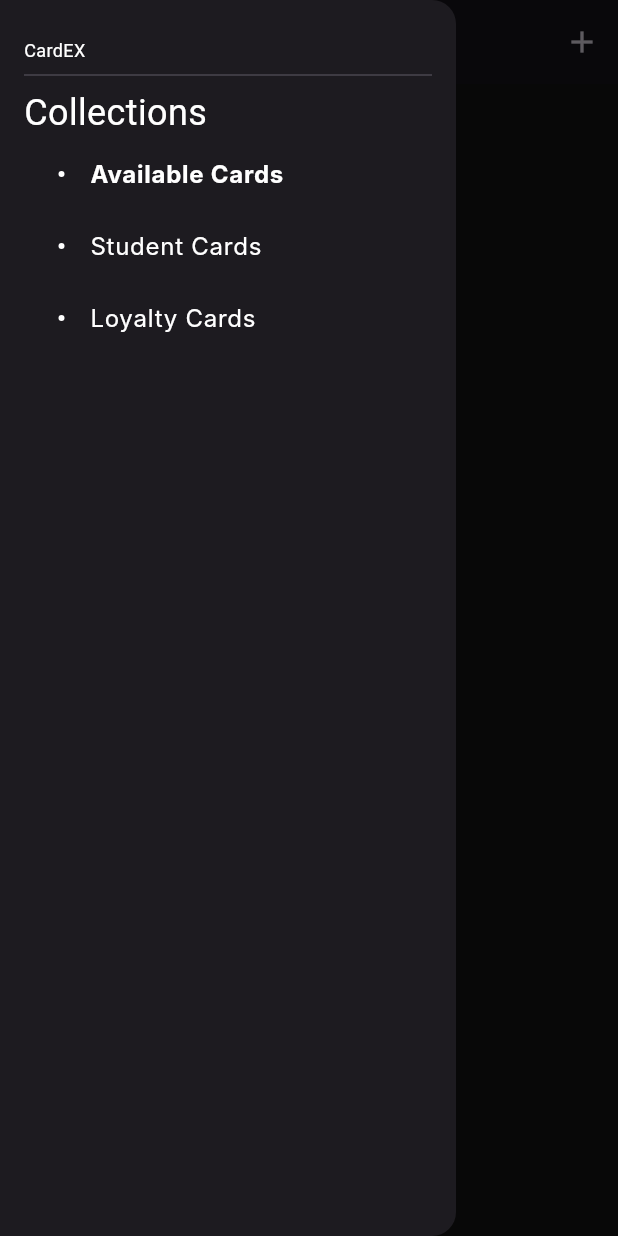
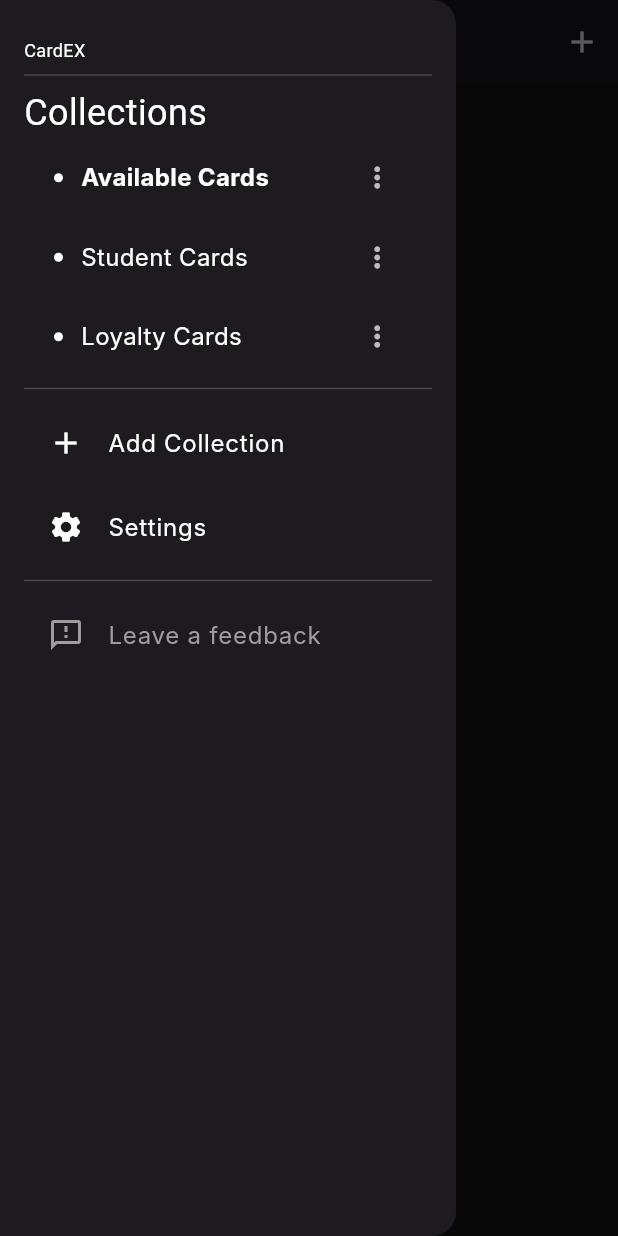
Before and after one commit to YakupAtahanov/Cardex, a Flutter app: the screen it shows after launch, with the side drawer open, on a phone screen of 412 x 824 dp. Run offline on Flutter 3.47's test engine with Material 3 defaults, Android fonts, the light colour scheme and no system bars; Roboto replaces fonts that are missing (Inter, Sora).

Commit message:
Enhancements on frontend #2
Added more buttons. Stylized the buttons. Made a little more responsive.

```diff
--- a/cardex/lib/widgets/collection_tile.dart
+++ b/cardex/lib/widgets/collection_tile.dart
@@ -4,32 +4,65 @@ import 'package:cardex/themes/text_styles.dart';
 class CollectionTile extends StatelessWidget {
   final String name;
   final bool isSelected;
-  final VoidCallback onTap;
+  final VoidCallback onTap, onMore;
 
   const CollectionTile({
     super.key,
     required this.name,
     required this.isSelected,
     required this.onTap,
+    required this.onMore,
   });
 
   @override
   Widget build(BuildContext context) {
-    return ListTile(
-      leading: Container(
-        width: 4,
-        height: 4,
-        decoration: BoxDecoration(shape: BoxShape.circle, color: Colors.white),
+    return Material(
+      color: Colors.transparent,
+      child: InkWell(
+        onTap: onTap,
+        splashColor: Colors.white24,
+        highlightColor: Colors.white10,
+        borderRadius: BorderRadius.circular(6),
+        child: Padding(
+          padding: const EdgeInsets.symmetric(horizontal: 20, vertical: 10),
+          child: Row(
+            children: [
+              Container(
+                width: 6,
+                height: 6,
+                decoration: BoxDecoration(
+                  color: Colors.white,
+                  shape: BoxShape.circle,
                 ),
-      title: Text(
+              ),
+              const SizedBox(width: 12),
+
+              Expanded(
+                child: Text(
                   name,
                   style:
                       isSelected
                           ? AppTextStyles.inter16WhiteBold
                           : AppTextStyles.inter16White,
                 ),
-      selected: isSelected,
-      onTap: onTap,
+              ),
+
+              SizedBox(
+                height: 33,
+                width: 33,
+                child: IconButton(
+                  icon: const Icon(Icons.more_vert, size: 22),
+                  color: Colors.white70,
+                  splashRadius: 48,
+                  padding: EdgeInsets.zero,
+                  constraints: const BoxConstraints(),
+                  onPressed: onMore,
+                ),
+              ),
+            ],
+          ),
+        ),
+      ),
     );
   }
 }
--- a/cardex/lib/widgets/side_menu.dart
+++ b/cardex/lib/widgets/side_menu.dart
@@ -1,5 +1,7 @@
 import 'package:flutter/material.dart';
 import 'package:cardex/themes/text_styles.dart';
+import 'package:cardex/widgets/collection_tile.dart';
+import 'package:cardex/widgets/collection_options_menu.dart';
 
 class SideMenu extends StatefulWidget {
   const SideMenu({super.key});
@@ -28,8 +30,23 @@ class _SideMenuState extends State<SideMenu> {
           // TODO: The "example" variables are used here. Must build an architecture.
           const Text("Collections", style: AppTextStyles.sora24White),
           ...collections.map((name) {
-            final isSelected = name == selected;
-            return ListTile(
+            return CollectionTile(
+              name: name,
+              isSelected: name == selected,
+              onTap: () {
+                setState(() {
+                  selected = name;
+                  Navigator.of(context).pop();
+                });
+              },
+              onMore: () {
+                showModalBottomSheet(
+                  context: context,
+                  builder: (_) => CollectionOptionsMenu(),
+                );
+              },
+            );
+            /* return ListTile(
               contentPadding: const EdgeInsets.symmetric(
                 horizontal: 23,
                 vertical: -30,
@@ -62,7 +79,41 @@ class _SideMenuState extends State<SideMenu> {
                 });
               },
             );
+            */
           }),
+          const Divider(),
+
+          ListTile(
+            leading: const Icon(Icons.add, color: Colors.white),
+            title: const Text(
+              'Add Collection',
+              style: AppTextStyles.inter16White,
+            ),
+            onTap: () {
+              Navigator.pop(context);
+              // _showAddCollectionDialog(context);
+            },
+          ),
+
+          ListTile(
+            leading: const Icon(Icons.settings, color: Colors.white),
+            title: const Text('Settings', style: AppTextStyles.inter16White),
+            onTap: () {
+              Navigator.pop(context);
+            },
+          ),
+          const Divider(),
+
+          ListTile(
+            leading: const Icon(Icons.feedback_outlined, color: Colors.grey),
+            title: const Text(
+              'Leave a feedback',
+              style: AppTextStyles.inter16Grey,
+            ),
+            onTap: () {
+              Navigator.pop(context);
+            },
+          ),
         ],
       ),
     );
```
Also changed, not shown: cardex/lib/widgets/collection_options_menu.dart (added, +75 -0 lines). Lines whose indentation alone changed are shown as unchanged.
